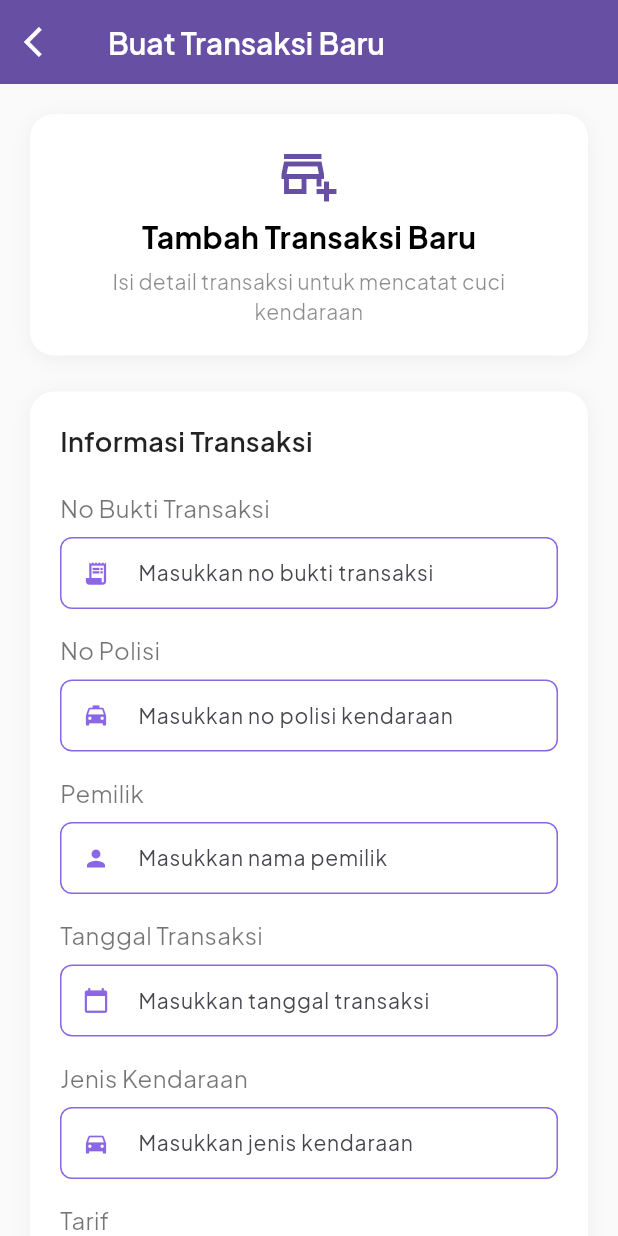
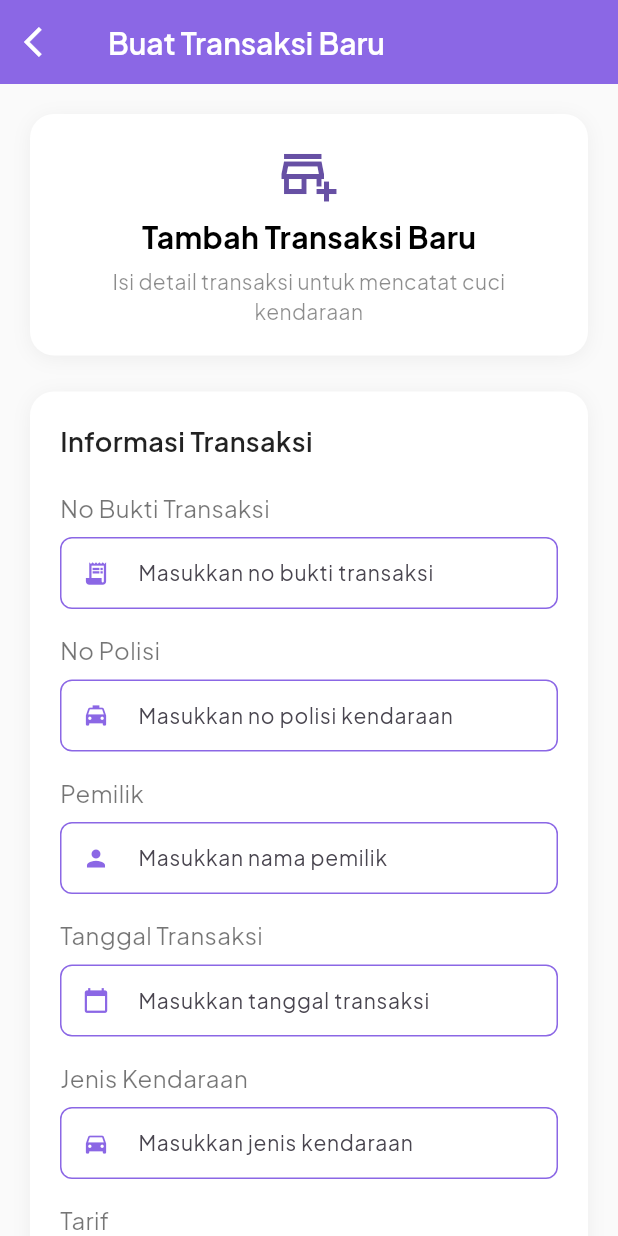
Before and after one commit to hldaabyu28/carwash_app, a Flutter app: the CreateTransaksiScreen screen opened by its route, on a phone screen of 412 x 824 dp. Run offline on Flutter 3.47's test engine with Material 3 defaults, Android fonts, the light colour scheme and no system bars; our stand-ins replace get, google_fonts, image_picker; accounts and stored records are empty; network calls fail.

Commit message:
rev detail

```diff
--- a/lib/presentation/screens/transaksi/create_transaksi_screen.dart
+++ b/lib/presentation/screens/transaksi/create_transaksi_screen.dart
@@ -1,6 +1,6 @@
 import 'dart:io';
+import 'package:carwash_app/core/theme/color_theme.dart';
 import 'package:carwash_app/core/theme/font_theme.dart';
-import 'package:carwash_app/presentation/screens/transaksi/transaksi_screen.dart';
 import 'package:carwash_app/presentation/widgets/my_button.dart';
 import 'package:carwash_app/presentation/widgets/my_text_input.dart';
 import 'package:flutter/material.dart';
@@ -186,12 +186,12 @@ class _CreateTransaksiScreenState extends State<CreateTransaksiScreen> {
             color: Colors.white,
           ),
         ),
-        backgroundColor: Theme.of(context).primaryColor,
+        backgroundColor: ColorTheme.primaryColor,
         foregroundColor: Colors.white,
         elevation: 0,
         leading: IconButton(
           icon: Icon(Icons.arrow_back_ios, color: Colors.white),
-          onPressed: () => Navigator.pop(context),
+          onPressed: () => Get.offAllNamed('/transaksi'),
         ),
       ),
       body: Obx(() {
@@ -362,7 +362,7 @@ class _CreateTransaksiScreenState extends State<CreateTransaksiScreen> {
                   SizedBox(height: 32),
 
                   // Image Section
-                 Container(
+                  Container(
                     padding: EdgeInsets.all(20),
                     decoration: BoxDecoration(
                       color: Colors.white,
@@ -417,8 +417,7 @@ class _CreateTransaksiScreenState extends State<CreateTransaksiScreen> {
                                         color: Colors.grey[600],
                                       ),
                                     ),
-                                ),
-
+                                  ),
                           ),
                         ),
                         SizedBox(height: 16),
@@ -435,39 +434,13 @@ class _CreateTransaksiScreenState extends State<CreateTransaksiScreen> {
                     ),
                   ),
 
-
                   SizedBox(height: 32),
 
                   // Submit Button
-                  SizedBox(
-                    width: double.infinity,
-                    child: ElevatedButton.icon(
+                  MyButton(
+                      label: 'Simpan Transaksi',
                       onPressed: _submitForm,
-                      icon: Icon(
-                        Icons.save,
-                        size: 24,
-                      ),
-                      label: Text(
-                        'Simpan Transaksi',
-                        style: TextStyle(
-                          fontSize: 18,
-                          fontWeight: FontWeight.bold,
-                        ),
-                      ),
-                      style: ElevatedButton.styleFrom(
-                        backgroundColor: Theme.of(context).primaryColor,
-                        foregroundColor: Colors.white,
-                        padding: EdgeInsets.symmetric(vertical: 20),
-                        shape: RoundedRectangleBorder(
-                          borderRadius: BorderRadius.circular(16),
-                        ),
-                        elevation: 3,
-                        shadowColor:
-                            Theme.of(context).primaryColor.withOpacity(0.3),
-                      ),
-                    ),
-                  ),
-
+                      leading: Icon(Icons.save, color: Colors.white)),
                   SizedBox(height: 20),
                 ],
               ),
```
Also changed, not shown: lib/presentation/screens/settings/setting_screen.dart (+12 -12 lines), lib/presentation/screens/transaksi/update_transaksi.dart (+3 -7 lines).
